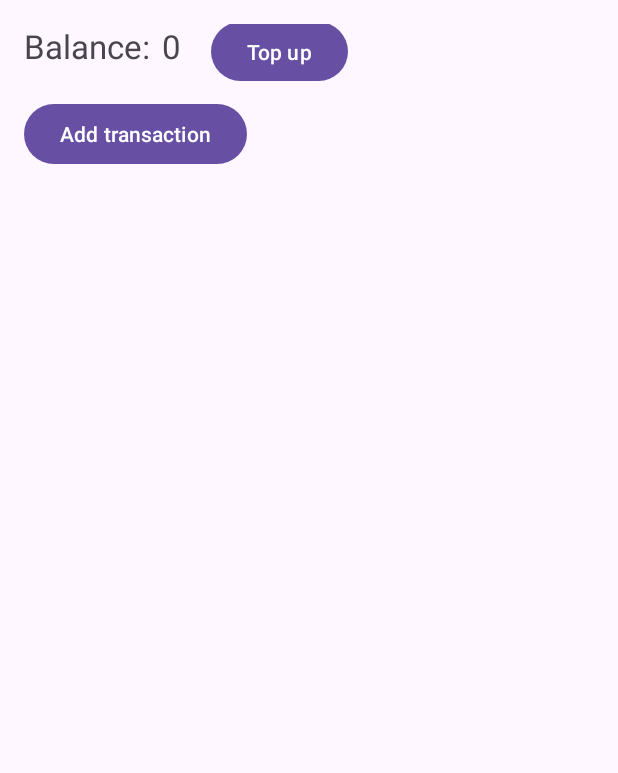
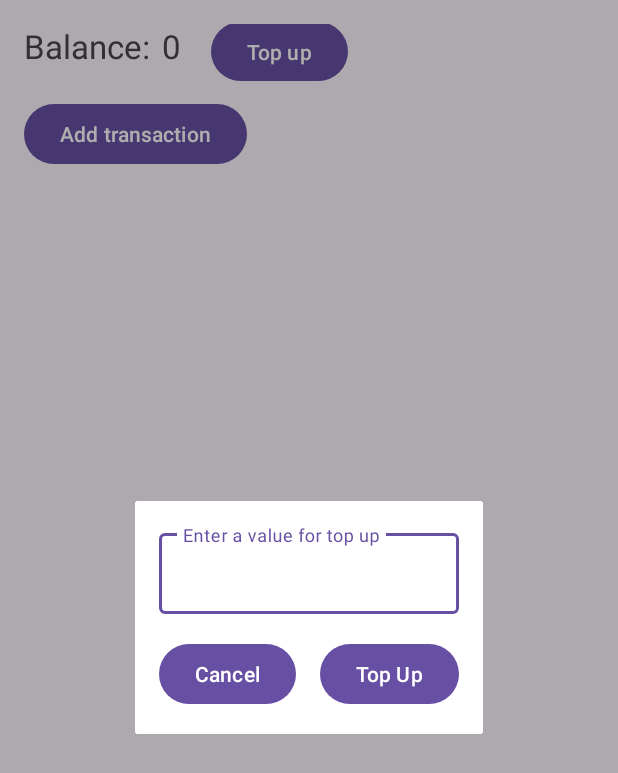
Before and after one commit to deyasix/Wallet, an Android app: the screen it shows after launch (MainActivity), after a tap on "Top up", on a phone screen of 412 x 824 dp. Shown: the top 773 px of the screen. Run offline under Robolectric (Android 15) with nearby library versions, the phone set to English and light mode, and no system bars; our stand-ins replace Dagger/Hilt's generated code, Room's generated code; 1 statement that could not run was skipped.

Commit message:
added a popup fragment to top up the balance

```diff
--- a/app/src/main/java/com/example/wallet/data/local/TransactionsDataSourceImpl.kt
+++ b/app/src/main/java/com/example/wallet/data/local/TransactionsDataSourceImpl.kt
@@ -16,12 +16,12 @@ class TransactionsDataSourceImpl @Inject constructor(private val transactionsDao
         return transactionsDao.getBalance() ?: BigDecimal.ZERO
     }
 
-    override fun topUpBalance(value: Int) {
-        val newBalance = getBalance().plus(value.toBigDecimal())
+    override fun topUpBalance(value: BigDecimal) {
+        val newBalance = getBalance().plus(value)
         transactionsDao.insertTransaction(
             TransactionDto(
                 date = LocalDateTime.now(),
-                value = value.toBigDecimal(),
+                value = value,
                 category = null,
                 balanceAfter = newBalance
             )
--- a/app/src/main/java/com/example/wallet/domain/TopUpBalanceUseCase.kt
+++ b/app/src/main/java/com/example/wallet/domain/TopUpBalanceUseCase.kt
@@ -1,9 +1,10 @@
 package com.example.wallet.domain
 
+import java.math.BigDecimal
 import javax.inject.Inject
 
 class TopUpBalanceUseCase @Inject constructor(private val dataSource: TransactionsDataSource) {
-    suspend operator fun invoke(value: Int) {
+    suspend operator fun invoke(value: BigDecimal) {
         dataSource.topUpBalance(value)
     }
 }
--- a/app/src/main/java/com/example/wallet/domain/TransactionsDataSource.kt
+++ b/app/src/main/java/com/example/wallet/domain/TransactionsDataSource.kt
@@ -4,5 +4,5 @@ import java.math.BigDecimal
 
 interface TransactionsDataSource {
     fun getBalance(): BigDecimal
-    fun topUpBalance(value: Int)
+    fun topUpBalance(value: BigDecimal)
 }
--- /dev/null
+++ b/app/src/main/java/com/example/wallet/presentation/TopUpBalanceFragment.kt
@@ -0,0 +1,50 @@
+package com.example.wallet.presentation
+
+import android.os.Bundle
+import android.view.LayoutInflater
+import android.view.View
+import android.view.ViewGroup
+import androidx.fragment.app.DialogFragment
+import androidx.fragment.app.Fragment
+import com.example.wallet.databinding.FragmentTopUpBalanceBinding
+import java.math.BigDecimal
+
+class TopUpBalanceFragment(private val onTopUp: (value: BigDecimal) -> Unit) : DialogFragment() {
+
+    private val binding: FragmentTopUpBalanceBinding by lazy {
+        FragmentTopUpBalanceBinding.inflate(layoutInflater)
+    }
+
+    override fun onCreateView(
+        inflater: LayoutInflater,
+        container: ViewGroup?,
+        savedInstanceState: Bundle?
+    ): View = binding.root
+
+    override fun onViewCreated(view: View, savedInstanceState: Bundle?) {
+        super.onViewCreated(view, savedInstanceState)
+        setupClickListeners()
+    }
+
+    private fun setupClickListeners() {
+        with(binding) {
+            btnCancel.setOnClickListener {
+                dismiss()
+            }
+            btnTopUp.setOnClickListener {
+                val value = edValue.text?.toString()?.takeIf { it.isNotEmpty() }?.toBigDecimal()
+                value?.let {
+                    onTopUp.invoke(it)
+                    dismiss()
+                }
+            }
+        }
+    }
+
+    companion object {
+        private const val TAG = "TopUpBalanceFragment"
+        fun showDialog(fragment: Fragment, onTopUp: (BigDecimal) -> Unit) {
+            TopUpBalanceFragment(onTopUp).show(fragment.parentFragmentManager, TAG)
+        }
+    }
+}
--- a/app/src/main/java/com/example/wallet/presentation/WalletFragment.kt
+++ b/app/src/main/java/com/example/wallet/presentation/WalletFragment.kt
@@ -46,7 +46,9 @@ class WalletFragment : BaseFragment<FragmentWalletBinding>() {
             findNavController().navigate(R.id.navigate_to_addTransactionFragment)
         }
         binding.btnTopUp.setOnClickListener {
-            viewModel.topUpBalance()
+            TopUpBalanceFragment.showDialog(this) {
+                viewModel.topUpBalance(it)
+            }
         }
     }
 
--- a/app/src/main/java/com/example/wallet/presentation/WalletViewModel.kt
+++ b/app/src/main/java/com/example/wallet/presentation/WalletViewModel.kt
@@ -23,15 +23,16 @@ class WalletViewModel @Inject constructor(
         getBalance()
     }
 
-    private fun getBalance() {
+    fun getBalance() {
         viewModelScope.launch(Dispatchers.IO) {
             _balance.postValue(getBalanceUseCase())
         }
     }
 
-    fun topUpBalance() {
+    fun topUpBalance(value: BigDecimal) {
         viewModelScope.launch(Dispatchers.IO) {
-            topUpBalanceUseCase(1)
+            topUpBalanceUseCase(value)
+            getBalance()
         }
     }
 
--- /dev/null
+++ b/app/src/main/res/layout/fragment_top_up_balance.xml
@@ -0,0 +1,56 @@
+<?xml version="1.0" encoding="utf-8"?>
+<FrameLayout xmlns:android="http://schemas.android.com/apk/res/android"
+    xmlns:app="http://schemas.android.com/apk/res-auto"
+    xmlns:tools="http://schemas.android.com/tools"
+    android:layout_width="match_parent"
+    android:layout_height="match_parent">
+
+    <androidx.constraintlayout.widget.ConstraintLayout
+        android:layout_width="wrap_content"
+        android:layout_height="wrap_content"
+        android:layout_gravity="center"
+        android:background="@color/white"
+        android:padding="16dp">
+
+        <com.google.android.material.textfield.TextInputLayout
+            android:id="@+id/til_value"
+            android:layout_width="0dp"
+            android:layout_height="wrap_content"
+            android:hint="Enter a value for top up"
+            app:layout_constraintEnd_toEndOf="parent"
+            app:layout_constraintStart_toStartOf="parent"
+            app:layout_constraintTop_toTopOf="parent">
+
+            <com.google.android.material.textfield.TextInputEditText
+                android:id="@+id/ed_value"
+                android:layout_width="match_parent"
+                android:layout_height="wrap_content"
+                android:inputType="numberDecimal"
+                android:textAlignment="center"
+                android:textSize="14sp"
+                tools:text="100.00" />
+        </com.google.android.material.textfield.TextInputLayout>
+
+        <Button
+            android:id="@+id/btn_cancel"
+            android:layout_width="wrap_content"
+            android:layout_height="wrap_content"
+            android:layout_marginVertical="16dp"
+            android:layout_marginEnd="16dp"
+            android:text="Cancel"
+            app:layout_constraintEnd_toStartOf="@id/btn_top_up"
+            app:layout_constraintStart_toStartOf="parent"
+            app:layout_constraintTop_toBottomOf="@id/til_value" />
+
+        <Button
+            android:id="@+id/btn_top_up"
+            android:layout_width="wrap_content"
+            android:layout_height="wrap_content"
+            android:layout_marginVertical="16dp"
+            android:text="Top Up"
+            app:layout_constraintEnd_toEndOf="parent"
+            app:layout_constraintStart_toEndOf="@id/btn_cancel"
+            app:layout_constraintTop_toBottomOf="@id/til_value" />
+
+    </androidx.constraintlayout.widget.ConstraintLayout>
+</FrameLayout>
```
